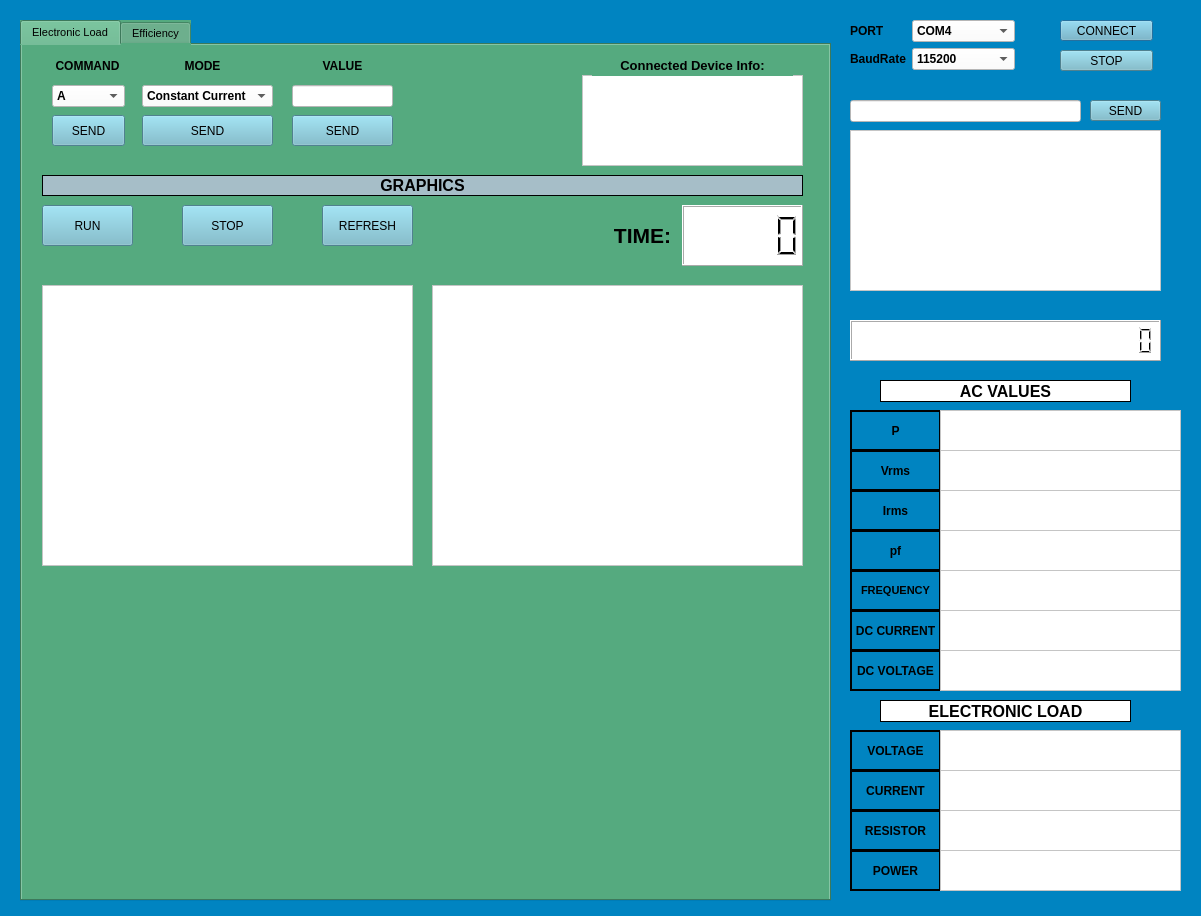
This is electronic_load_last.ui in erenakyol09/electricLoad_efficiency as Qt 5 draws it before an edit. The edited form follows.
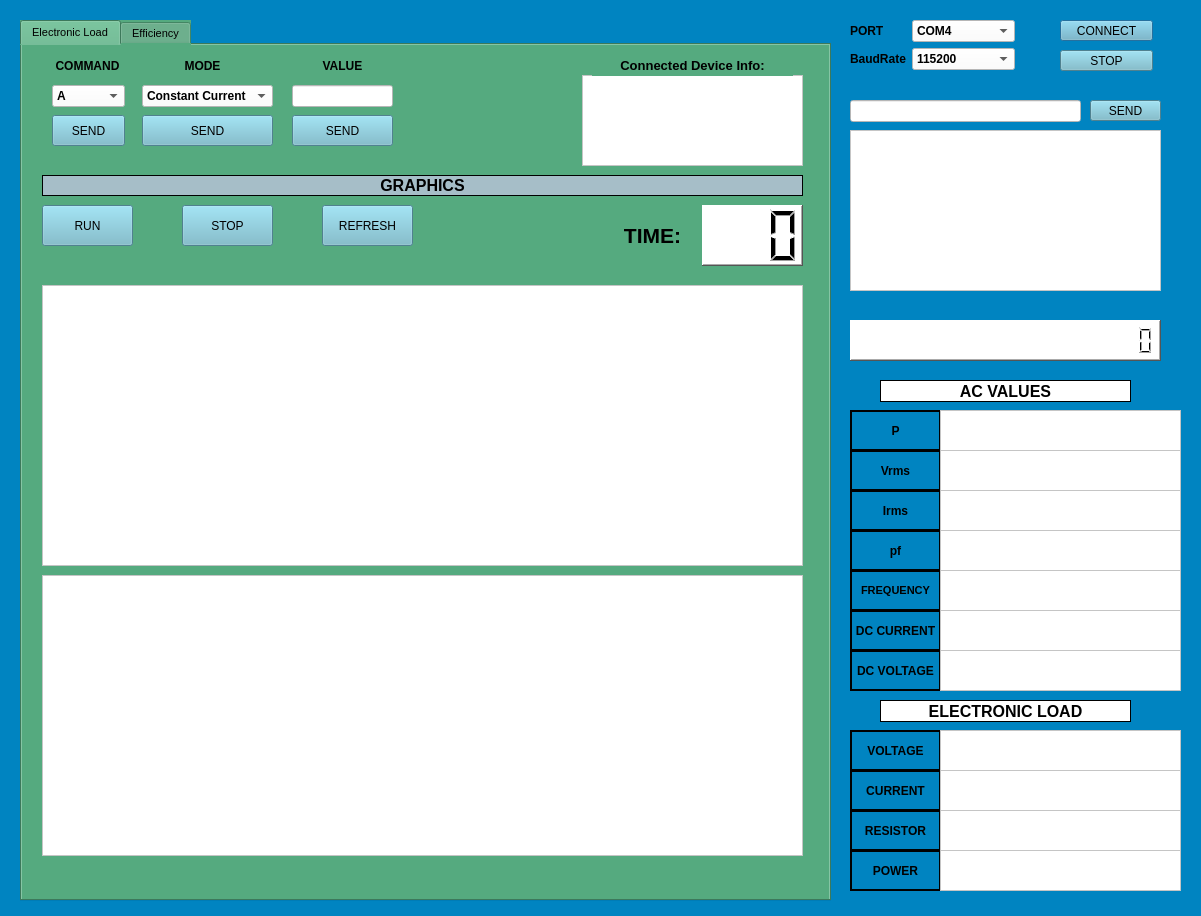
This is the edited form. Custom widgets are drawn as their Qt base class.

Patch:
```diff
--- a/electronic_load_last.ui
+++ b/electronic_load_last.ui
@@ -857,7 +857,7 @@
       <rect>
        <x>20</x>
        <y>240</y>
-       <width>371</width>
+       <width>761</width>
        <height>281</height>
       </rect>
      </property>
@@ -868,7 +868,7 @@
     <widget class="QLabel" name="label_9">
      <property name="geometry">
       <rect>
-       <x>580</x>
+       <x>590</x>
        <y>170</y>
        <width>81</width>
        <height>41</height>
@@ -891,9 +891,9 @@
     <widget class="QLCDNumber" name="lcdNumber_2">
      <property name="geometry">
       <rect>
-       <x>660</x>
+       <x>680</x>
        <y>160</y>
-       <width>121</width>
+       <width>101</width>
        <height>61</height>
       </rect>
      </property>
@@ -902,16 +902,28 @@
        <pointsize>13</pointsize>
       </font>
      </property>
+     <property name="layoutDirection">
+      <enum>Qt::LeftToRight</enum>
+     </property>
      <property name="styleSheet">
       <string notr="true">background-color: rgb(255, 255, 255);</string>
      </property>
+     <property name="frameShape">
+      <enum>QFrame::WinPanel</enum>
+     </property>
+     <property name="smallDecimalPoint">
+      <bool>false</bool>
+     </property>
+     <property name="digitCount">
+      <number>3</number>
+     </property>
     </widget>
     <widget class="PlotWidget" name="graphicsView_2">
      <property name="geometry">
       <rect>
-       <x>410</x>
-       <y>240</y>
-       <width>371</width>
+       <x>20</x>
+       <y>530</y>
+       <width>761</width>
        <height>281</height>
       </rect>
      </property>
@@ -997,6 +1009,12 @@
    <property name="styleSheet">
     <string notr="true">background-color: rgb(255, 255, 255);</string>
    </property>
+   <property name="frameShape">
+    <enum>QFrame::WinPanel</enum>
+   </property>
+   <property name="frameShadow">
+    <enum>QFrame::Raised</enum>
+   </property>
    <property name="digitCount">
     <number>21</number>
    </property>
```
